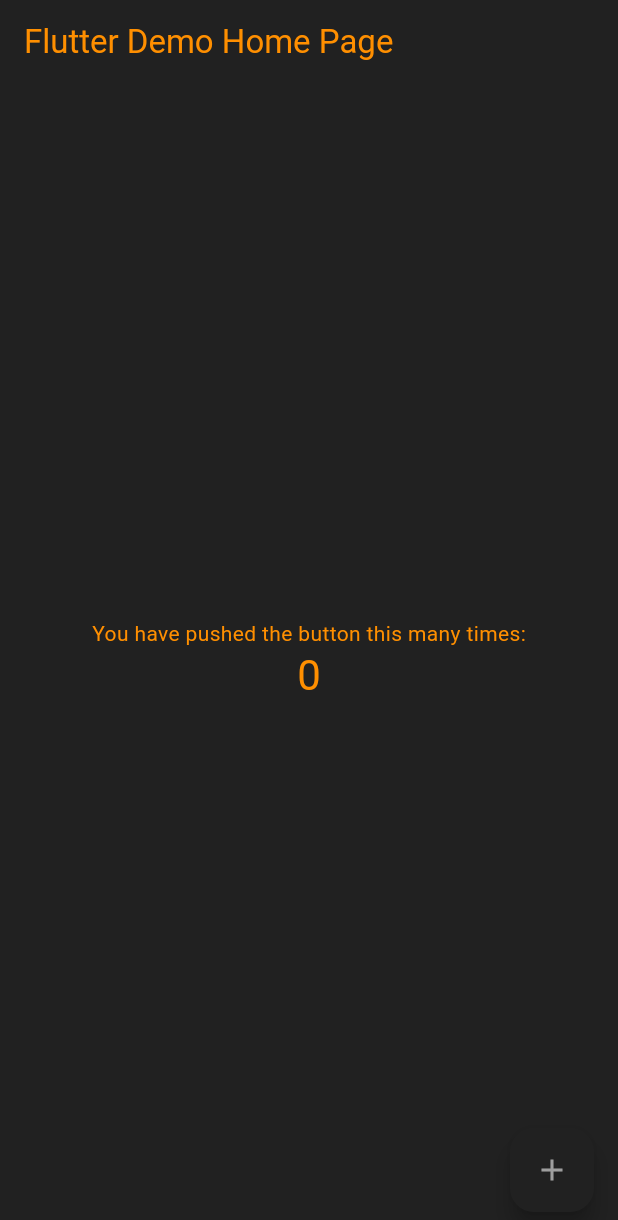
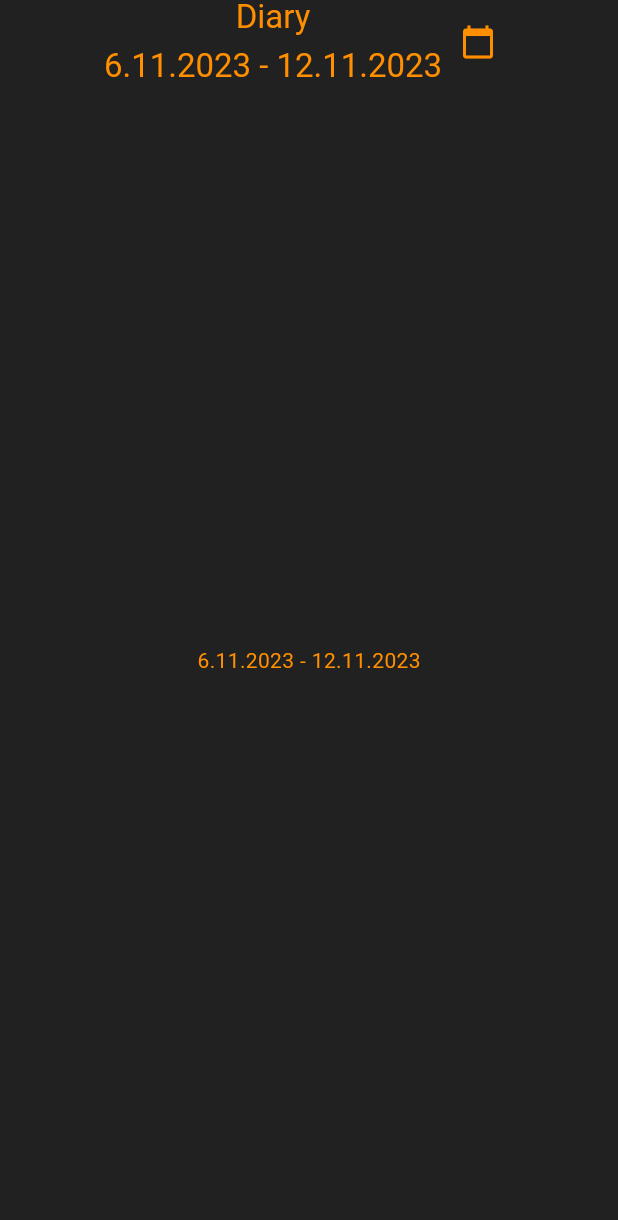
Before and after one commit to karadahitotsu/mobile, a Flutter app: the screen it shows after launch, on a phone screen of 412 x 824 dp. Shown: the top 1220 px of the screen. Run offline on Flutter 3.47's test engine with Material 2 defaults, Android fonts, the phone set to English and light mode, and no system bars.

Commit message:
third commit

```diff
--- a/lib/main.dart
+++ b/lib/main.dart
@@ -19,17 +19,22 @@
             primary: Colors.grey.shade900, //primary
             brightness: Brightness.dark,//brightness
             background: Colors.black, //background
-            onPrimary: Colors.grey.shade500, //on primary
-            onSecondary: Colors.black,//idk
-            onBackground: Colors.grey, //idk
+            onPrimary: Colors.red, //button text
+            onSecondary: Colors.green,//idk
+            onBackground: Colors.red, //calendar rows
             onError: Colors.orange, //idk
             error: Colors.blue, //idk
             surface: Colors.grey.shade900, //top title
             onSurface: Colors.amber.shade800, //maincollor
       ),
+        textButtonTheme: TextButtonThemeData(
+          style: TextButton.styleFrom(
+            foregroundColor: Colors.red, // button text color
+          ),
+        ),
       ),
 
-      home: const MyHomePage(title: 'Flutter Demo Home Page'),
+      home: const MyHomePage(title: 'Diary'),
     );
   }
 }
@@ -46,44 +51,76 @@
 }
 
 class _MyHomePageState extends State<MyHomePage> {
-  int _counter = 0;
+  String selectedWeek = "Выберите неделю";
+  @override
+  void initState() {
+    super.initState();
+    selectedWeek = _calculateWeek(DateTime.now());
+  }
+  Future<void> _selectDate(BuildContext context) async {
+    DateTime? picked = await showDatePicker(
+      context: context,
+      initialDate: DateTime.now(),
+      firstDate: DateTime(2023),
+      lastDate: DateTime(2024),
 
-  void _incrementCounter() {
-    setState(() {
 
-      _counter++;
-    });
+    );
+
+    if (picked != null  ) {
+      setState(() {
+        selectedWeek = "Неделя: ${_calculateWeek(picked)}";
+      });
+    }
+  }
+  String _calculateWeek(DateTime date) {
+    DateTime firstDayOfWeek = date.subtract(Duration(days: date.weekday - 1));
+
+    // Найдем последний день текущей недели
+    DateTime lastDayOfWeek = firstDayOfWeek.add(Duration(days: 6));
+
+    // Преобразуем даты в строки
+    String firstDayString =
+        "${firstDayOfWeek.day}.${firstDayOfWeek.month}.${firstDayOfWeek.year}";
+    String lastDayString =
+        "${lastDayOfWeek.day}.${lastDayOfWeek.month}.${lastDayOfWeek.year}";
+
+    // Возвращаем объединенную строку
+    return '$firstDayString - $lastDayString';
   }
 
   @override
   Widget build(BuildContext context) {
 
     return Scaffold(
+
       appBar: AppBar(
+        centerTitle: true,
+          title: Row(
+            mainAxisAlignment: MainAxisAlignment.center,
+          children: [
+            Column(
+            crossAxisAlignment: CrossAxisAlignment.center,
+            children: [
+              Text(widget.title),
+              SizedBox(height: 5),
+              Text(selectedWeek),
+           ],
+          ),
+    IconButton(
+    icon: Icon(Icons.calendar_today),
+    onPressed: () => _selectDate(context),
+    ),
+    ],
+          ),
 
-        title: Text(widget.title),
       ),
       body: Center(
 
-        child: Column(
+        child: Text(selectedWeek),
+      ),
 
-          mainAxisAlignment: MainAxisAlignment.center,
-          children: <Widget>[
-            const Text(
-              'You have pushed the button this many times:',
-            ),
-            Text(
-              '$_counter',
-              style: Theme.of(context).textTheme.headlineMedium,
-            ),
-          ],
-        ),
-      ),
-      floatingActionButton: FloatingActionButton(
-        onPressed: _incrementCounter,
-        tooltip: 'Increment',
-        child: const Icon(Icons.add),
-      ), // This trailing comma makes auto-formatting nicer for build methods.
+       // This trailing comma makes auto-formatting nicer for build methods.
     );
   }
 }
```
